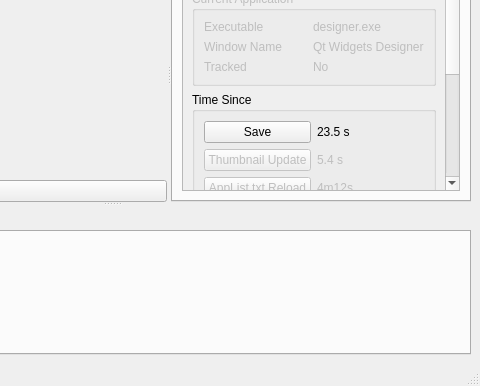
Before: the Qt Designer form mousetracks2/ui/main.ui in huntfx/MouseTracks, drawn with Qt 5; both pictures show x 256 to 736 and y 82 to 468 of the 736 by 468 pixel window.
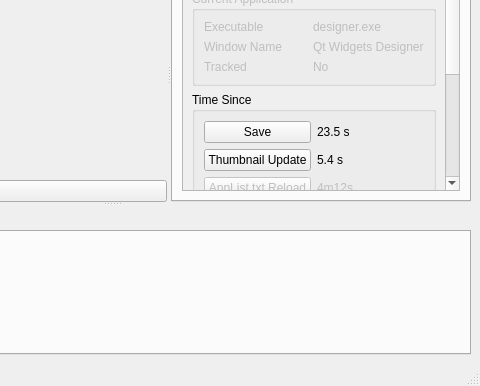
After: the same form once the commit is applied. The open tabs and pages were chosen to show the change. Custom widgets are drawn as their Qt base class.

Commit message: Hook up "time since render"

Patch:
```diff
--- a/mousetracks2/ui/main.ui
+++ b/mousetracks2/ui/main.ui
@@ -677,9 +677,6 @@
                  </item>
                  <item row="1" column="0">
                   <widget class="QPushButton" name="thumbnail_refresh">
-                   <property name="enabled">
-                    <bool>false</bool>
-                   </property>
                    <property name="text">
                     <string>Thumbnail Update</string>
                    </property>
@@ -687,9 +684,6 @@
                  </item>
                  <item row="1" column="1">
                   <widget class="QLabel" name="time_since_thumbnail">
-                   <property name="enabled">
-                    <bool>false</bool>
-                   </property>
                    <property name="text">
                     <string>5.4 s</string>
                    </property>
```
The commit also changes 2 other files.
